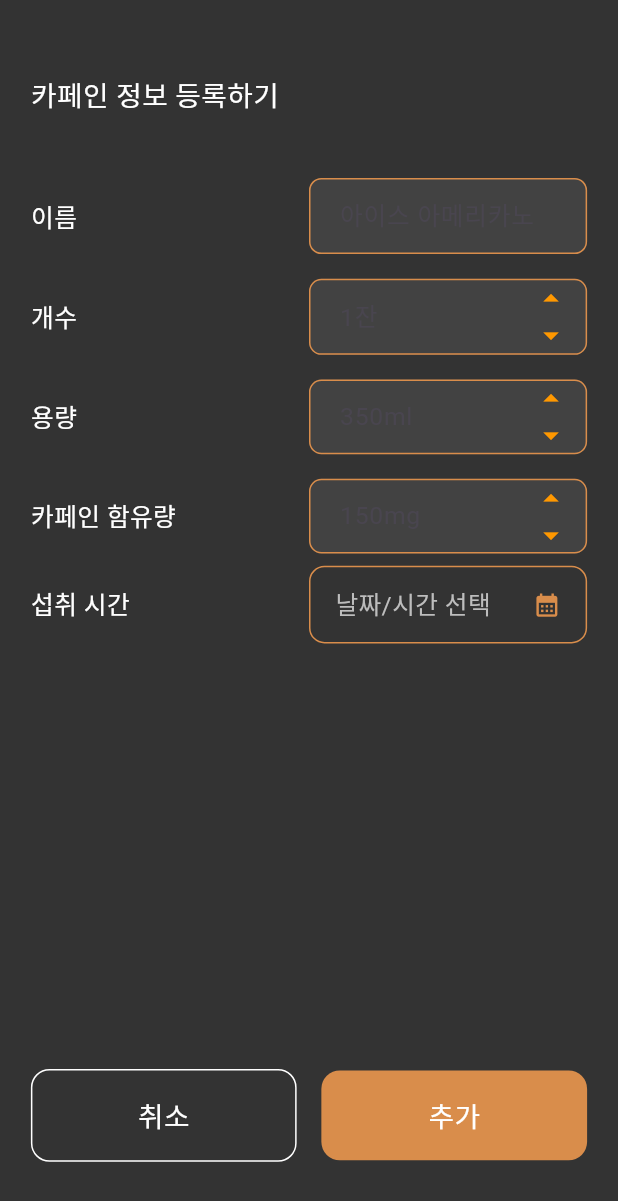
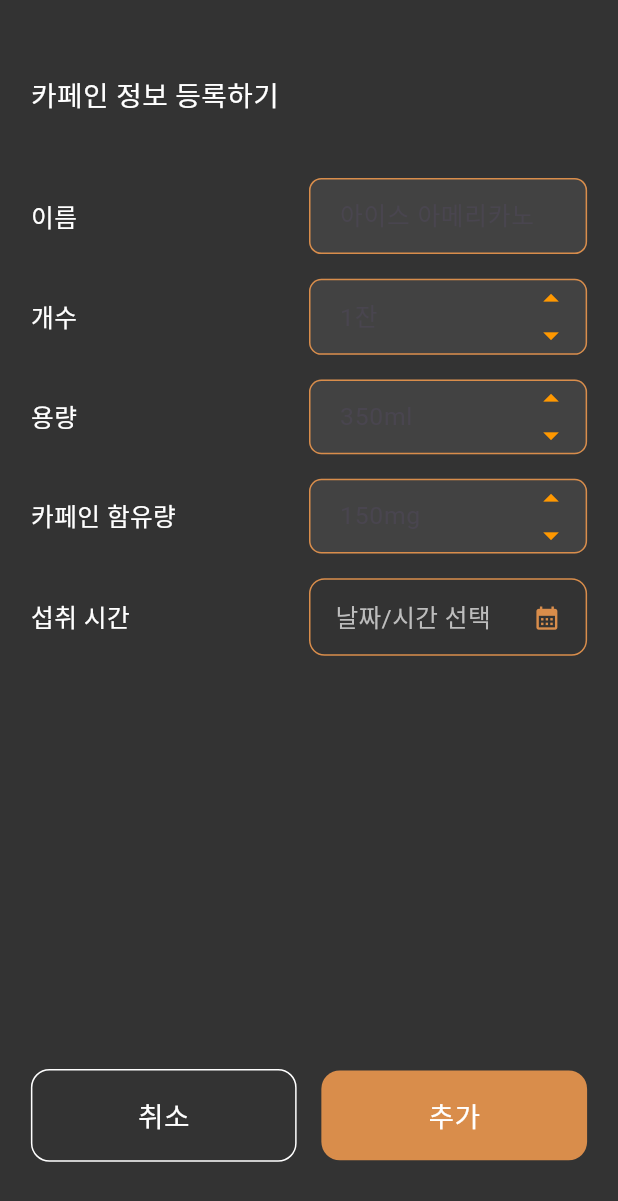
Before and after one commit to 4TH-cocothon-team2/danzam-flutter, a Flutter app: the screen it shows after launch, after a tap on "추가하기", on a phone screen of 412 x 824 dp. Shown: the top 1201 px of the screen. Run offline on Flutter 3.47's test engine with Material 3 defaults, Android fonts, the phone set to English and light mode, and no system bars; our stand-ins replace flutter_svg, get, simple_circular_progress_bar.

Commit message:
fix/픽셀 오버플로우 수정

```diff
--- a/lib/home/home_edit.dart
+++ b/lib/home/home_edit.dart
@@ -38,6 +38,7 @@ class _HomeEditState extends State<HomeEdit> {
   Widget build(BuildContext context) {
     final size = MediaQuery.of(context).size;
     return Scaffold(
+      resizeToAvoidBottomInset: true,
       backgroundColor: const Color(0xFF333333),
       appBar: null,
       body: Padding(
@@ -80,6 +81,7 @@ class _HomeEditState extends State<HomeEdit> {
               controller: _caffeineController,
               context: context,
             ),
+            SizedBox(height: size.height * 0.01),
             _buildTimePickerRow('섭취 시간', size),
             const Spacer(),
             Row(
--- a/lib/home/home_main.dart
+++ b/lib/home/home_main.dart
@@ -52,12 +52,7 @@ class _HomeMainState extends State<HomeMain> {
                         ),
                         ElevatedButton(
                           onPressed: () {
-                            Navigator.push(
-                              context,
-                              MaterialPageRoute(
-                                builder: (context) => HomeAdd(),
-                              ),
-                            );
+                            Get.to(() => HomeAdd());
                           },
                           style: ElevatedButton.styleFrom(
                             fixedSize: Size(
@@ -79,10 +74,17 @@ class _HomeMainState extends State<HomeMain> {
                             children: [
                               Text(
                                 '추가하기',
-                                style: TextStyle(color: Colors.white),
+                                style: TextStyle(
+                                  color: Colors.white,
+                                  fontSize: size.width * 0.0325,
+                                ),
                               ),
-                              SizedBox(width: 5),
-                              Icon(Icons.arrow_forward, color: Colors.white),
+                              SizedBox(width: size.width * 0.01),
+                              Icon(
+                                Icons.arrow_forward,
+                                color: Colors.white,
+                                size: size.width * 0.045,
+                              ),
                             ],
                           ),
                         ),
--- a/lib/main.dart
+++ b/lib/main.dart
@@ -1,5 +1,6 @@
 import 'package:cokothon25/init_controllers.dart';
 import 'package:flutter/material.dart';
+import 'package:flutter_localizations/flutter_localizations.dart';
 import 'package:get/get.dart';
 import 'home/home_main.dart';
 
@@ -15,6 +16,12 @@ class MyApp extends StatelessWidget {
   Widget build(BuildContext context) {
     return GetMaterialApp(
       color: Color(0xFFFFFFFF),
+      localizationsDelegates: const [
+        GlobalMaterialLocalizations.delegate,
+        GlobalWidgetsLocalizations.delegate,
+        GlobalCupertinoLocalizations.delegate,
+      ],
+      supportedLocales: const [Locale('ko', 'KR')],
       home: const HomeMain(),
       debugShowCheckedModeBanner: false,
     );
--- a/pubspec.yaml
+++ b/pubspec.yaml
@@ -30,6 +30,10 @@ environment:
 dependencies:
   flutter:
     sdk: flutter
+  flutter_localizations:
+    sdk: flutter
+
+
 
   # The following adds the Cupertino Icons font to your application.
   # Use with the CupertinoIcons class for iOS style icons.
```
Also changed, not shown: lib/home/home_add.dart (+40 -0 lines), 1 other file.
